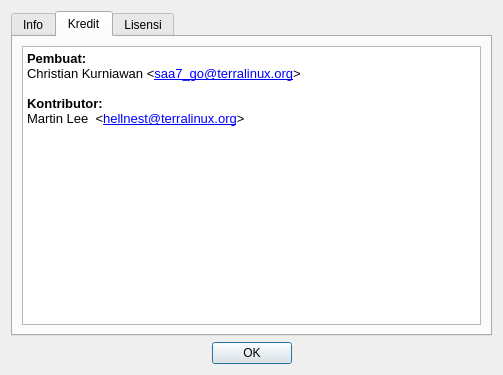
Before: the Qt Designer form aboutdialog.ui in saa7go/qDebDownloader, drawn with Qt 5.
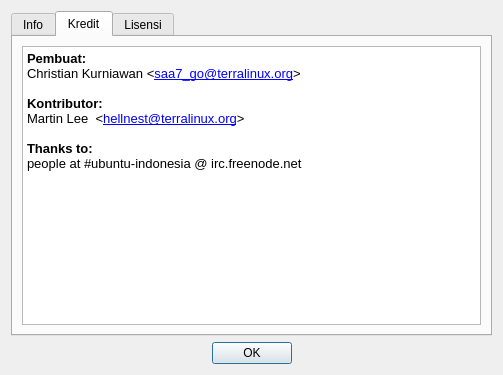
After: the same form once the commit is applied. The open tabs and pages were chosen to show the change. Icons and pictures are not drawn.

Commit message: menambahkan informasi pada bagian Kredit

The edit to the form file:
```diff
--- a/aboutdialog.ui
+++ b/aboutdialog.ui
@@ -93,7 +93,9 @@
 &lt;p style=&quot;-qt-paragraph-type:empty; margin-top:0px; margin-bottom:0px; margin-left:0px; margin-right:0px; -qt-block-indent:0; text-indent:0px; font-family:'MS Shell Dlg 2'; font-size:10pt;&quot;&gt;&lt;/p&gt;
 &lt;p style=&quot; margin-top:0px; margin-bottom:0px; margin-left:0px; margin-right:0px; -qt-block-indent:0; text-indent:0px;&quot;&gt;&lt;span style=&quot; font-family:'MS Shell Dlg 2'; font-size:10pt; font-weight:600;&quot;&gt;Kontributor:&lt;/span&gt;&lt;/p&gt;
 &lt;p style=&quot; margin-top:0px; margin-bottom:0px; margin-left:0px; margin-right:0px; -qt-block-indent:0; text-indent:0px;&quot;&gt;&lt;span style=&quot; font-family:'MS Shell Dlg 2'; font-size:10pt;&quot;&gt;Martin Lee  &amp;lt;&lt;/span&gt;&lt;a href=&quot;mailto:hellnest@terralinux.org&quot;&gt;&lt;span style=&quot; font-family:'MS Shell Dlg 2'; font-size:10pt; text-decoration: underline; color:#0000ff;&quot;&gt;hellnest@terralinux.org&lt;/span&gt;&lt;/a&gt;&lt;span style=&quot; font-family:'MS Shell Dlg 2'; font-size:10pt;&quot;&gt;&amp;gt;&lt;/span&gt;&lt;/p&gt;
-&lt;p style=&quot;-qt-paragraph-type:empty; margin-top:0px; margin-bottom:0px; margin-left:0px; margin-right:0px; -qt-block-indent:0; text-indent:0px; font-family:'MS Shell Dlg 2'; font-size:10pt;&quot;&gt;&lt;/p&gt;&lt;/body&gt;&lt;/html&gt;</string>
+&lt;p style=&quot;-qt-paragraph-type:empty; margin-top:0px; margin-bottom:0px; margin-left:0px; margin-right:0px; -qt-block-indent:0; text-indent:0px; font-family:'MS Shell Dlg 2'; font-size:10pt;&quot;&gt;&lt;/p&gt;
+&lt;p style=&quot; margin-top:0px; margin-bottom:0px; margin-left:0px; margin-right:0px; -qt-block-indent:0; text-indent:0px;&quot;&gt;&lt;span style=&quot; font-family:'MS Shell Dlg 2'; font-size:10pt; font-weight:600;&quot;&gt;Thanks to:&lt;/span&gt;&lt;/p&gt;
+&lt;p style=&quot; margin-top:0px; margin-bottom:0px; margin-left:0px; margin-right:0px; -qt-block-indent:0; text-indent:0px;&quot;&gt;&lt;span style=&quot; font-family:'MS Shell Dlg 2'; font-size:10pt;&quot;&gt;people at #ubuntu-indonesia @ irc.freenode.net&lt;/span&gt;&lt;/p&gt;&lt;/body&gt;&lt;/html&gt;</string>
          </property>
          <property name="openExternalLinks">
           <bool>true</bool>
```
